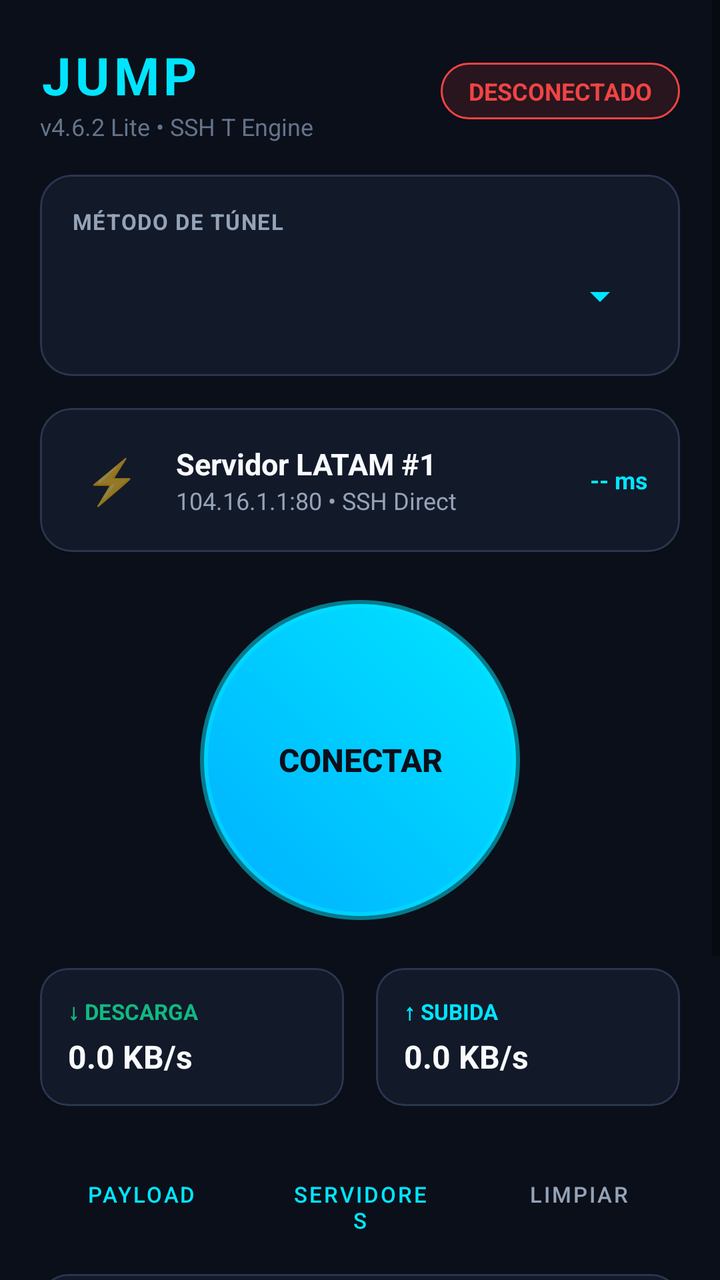
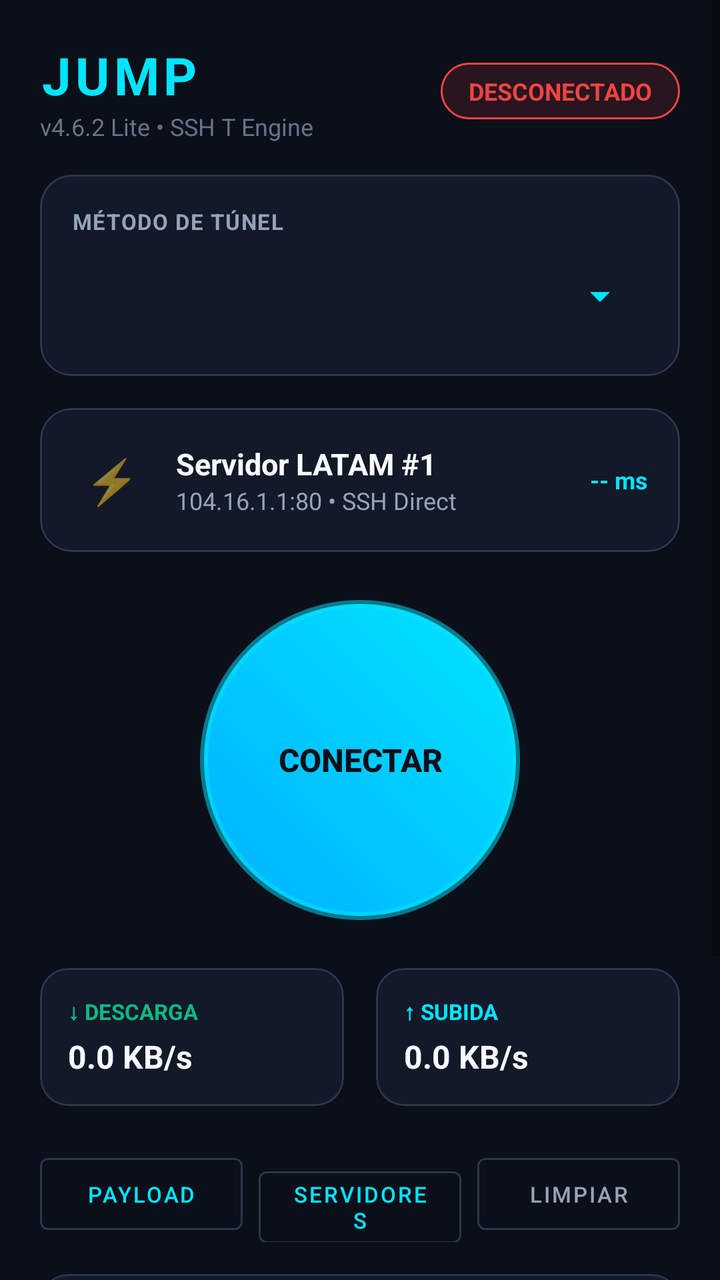

The first picture is an Android layout as it rendered before a commit; the second is the same layout after the commit. The layout source and the unified diff follow.
<!-- AndroidManifest.xml: activity theme Theme.Jump -->
<!-- res/layout/activity_main.xml -->
<FrameLayout xmlns:android="http://schemas.android.com/apk/res/android"
    xmlns:app="http://schemas.android.com/apk/res-auto"
    xmlns:tools="http://schemas.android.com/tools"
    android:layout_width="match_parent"
    android:layout_height="match_parent"
    android:background="@color/bg_main"
    tools:context=".ui.MainActivity">

    <ScrollView
        android:layout_width="match_parent"
        android:layout_height="match_parent"
        android:fillViewport="true">

        <LinearLayout
            android:layout_width="match_parent"
            android:layout_height="wrap_content"
            android:orientation="vertical"
            android:padding="20dp">

            
            <RelativeLayout
                android:layout_width="match_parent"
                android:layout_height="wrap_content"
                android:layout_marginBottom="16dp">

                <LinearLayout
                    android:layout_width="wrap_content"
                    android:layout_height="wrap_content"
                    android:orientation="vertical">

                    <TextView
                        android:layout_width="wrap_content"
                        android:layout_height="wrap_content"
                        android:text="JUMP"
                        android:textColor="@color/primary_electric"
                        android:textSize="26sp"
                        android:textStyle="bold"
                        android:letterSpacing="0.08" />

                    <TextView
                        android:layout_width="wrap_content"
                        android:layout_height="wrap_content"
                        android:text="v4.6.2 Lite • SSH T Engine"
                        android:textColor="@color/text_muted"
                        android:textSize="12sp" />
                </LinearLayout>

                
                <TextView
                    android:id="@+id/tvStatusBadge"
                    android:layout_width="wrap_content"
                    android:layout_height="wrap_content"
                    android:layout_alignParentEnd="true"
                    android:layout_centerVertical="true"
                    android:background="@drawable/badge_disconnected"
                    android:paddingHorizontal="14dp"
                    android:paddingVertical="6dp"
                    android:text="DESCONECTADO"
                    android:textColor="@color/status_red"
                    android:textSize="12sp"
                    android:textStyle="bold" />
            </RelativeLayout>

            
            <com.google.android.material.card.MaterialCardView
                android:layout_width="match_parent"
                android:layout_height="wrap_content"
                android:layout_marginBottom="16dp"
                app:cardBackgroundColor="@color/bg_card"
                app:cardCornerRadius="16dp"
                app:strokeColor="@color/border_glass"
                app:strokeWidth="1dp">

                <LinearLayout
                    android:layout_width="match_parent"
                    android:layout_height="wrap_content"
                    android:orientation="vertical"
                    android:padding="16dp">

                    <TextView
                        android:layout_width="wrap_content"
                        android:layout_height="wrap_content"
                        android:text="MÉTODO DE TÚNEL"
                        android:textColor="@color/text_secondary"
                        android:textSize="11sp"
                        android:textStyle="bold"
                        android:letterSpacing="0.05" />

                    <Spinner
                        android:id="@+id/spTunnelMode"
                        android:layout_width="match_parent"
                        android:layout_height="48dp"
                        android:layout_marginTop="6dp"
                        android:backgroundTint="@color/primary_electric"
                        android:spinnerMode="dropdown" />
                </LinearLayout>
            </com.google.android.material.card.MaterialCardView>

            
            <com.google.android.material.card.MaterialCardView
                android:id="@+id/cardServerSelect"
                android:layout_width="match_parent"
                android:layout_height="wrap_content"
                android:layout_marginBottom="24dp"
                android:clickable="true"
                android:focusable="true"
                app:cardBackgroundColor="@color/bg_card"
                app:cardCornerRadius="16dp"
                app:strokeColor="@color/border_glass"
                app:strokeWidth="1dp">

                <LinearLayout
                    android:layout_width="match_parent"
                    android:layout_height="wrap_content"
                    android:gravity="center_vertical"
                    android:orientation="horizontal"
                    android:padding="16dp">

                    <TextView
                        android:layout_width="40dp"
                        android:layout_height="40dp"
                        android:gravity="center"
                        android:text="⚡"
                        android:textSize="22sp" />

                    <LinearLayout
                        android:layout_width="0dp"
                        android:layout_height="wrap_content"
                        android:layout_weight="1"
                        android:orientation="vertical"
                        android:paddingStart="12dp"
                        android:paddingEnd="12dp">

                        <TextView
                            android:id="@+id/tvServerName"
                            android:layout_width="wrap_content"
                            android:layout_height="wrap_content"
                            android:text="Servidor LATAM #1"
                            android:textColor="@color/text_primary"
                            android:textSize="15sp"
                            android:textStyle="bold" />

                        <TextView
                            android:id="@+id/tvServerDetails"
                            android:layout_width="wrap_content"
                            android:layout_height="wrap_content"
                            android:text="104.16.1.1:80 • SSH Direct"
                            android:textColor="@color/text_secondary"
                            android:textSize="12sp" />
                    </LinearLayout>

                    <TextView
                        android:id="@+id/tvPing"
                        android:layout_width="wrap_content"
                        android:layout_height="wrap_content"
                        android:text="-- ms"
                        android:textColor="@color/primary_electric"
                        android:textSize="12sp"
                        android:textStyle="bold" />
                </LinearLayout>
            </com.google.android.material.card.MaterialCardView>

            
            <RelativeLayout
                android:layout_width="match_parent"
                android:layout_height="wrap_content"
                android:layout_marginBottom="24dp"
                android:gravity="center">

                <Button
                    android:id="@+id/btnConnect"
                    android:layout_width="160dp"
                    android:layout_height="160dp"
                    android:background="@drawable/btn_connect_glow"
                    android:text="CONECTAR"
                    android:textColor="@color/bg_main"
                    android:textSize="16sp"
                    android:textStyle="bold" />
            </RelativeLayout>

            
            <LinearLayout
                android:layout_width="match_parent"
                android:layout_height="wrap_content"
                android:layout_marginBottom="20dp"
                android:orientation="horizontal"
                android:weightSum="2">

                
                <com.google.android.material.card.MaterialCardView
                    android:layout_width="0dp"
                    android:layout_height="wrap_content"
                    android:layout_marginEnd="8dp"
                    android:layout_weight="1"
                    app:cardBackgroundColor="@color/bg_card"
                    app:cardCornerRadius="14dp"
                    app:strokeColor="@color/border_glass"
                    app:strokeWidth="1dp">

                    <LinearLayout
                        android:layout_width="match_parent"
                        android:layout_height="wrap_content"
                        android:orientation="vertical"
                        android:padding="14dp">

                        <TextView
                            android:layout_width="wrap_content"
                            android:layout_height="wrap_content"
                            android:text="↓ DESCARGA"
                            android:textColor="@color/status_green"
                            android:textSize="11sp"
                            android:textStyle="bold" />

                        <TextView
                            android:id="@+id/tvDownloadSpeed"
                            android:layout_width="wrap_content"
                            android:layout_height="wrap_content"
                            android:layout_marginTop="4dp"
                            android:text="0.0 KB/s"
                            android:textColor="@color/text_primary"
                            android:textSize="16sp"
                            android:textStyle="bold" />
                    </LinearLayout>
                </com.google.android.material.card.MaterialCardView>

                
                <com.google.android.material.card.MaterialCardView
                    android:layout_width="0dp"
                    android:layout_height="wrap_content"
                    android:layout_marginStart="8dp"
                    android:layout_weight="1"
                    app:cardBackgroundColor="@color/bg_card"
                    app:cardCornerRadius="14dp"
                    app:strokeColor="@color/border_glass"
                    app:strokeWidth="1dp">

                    <LinearLayout
                        android:layout_width="match_parent"
                        android:layout_height="wrap_content"
                        android:orientation="vertical"
                        android:padding="14dp">

                        <TextView
                            android:layout_width="wrap_content"
                            android:layout_height="wrap_content"
                            android:text="↑ SUBIDA"
                            android:textColor="@color/primary_electric"
                            android:textSize="11sp"
                            android:textStyle="bold" />

                        <TextView
                            android:id="@+id/tvUploadSpeed"
                            android:layout_width="wrap_content"
                            android:layout_height="wrap_content"
                            android:layout_marginTop="4dp"
                            android:text="0.0 KB/s"
                            android:textColor="@color/text_primary"
                            android:textSize="16sp"
                            android:textStyle="bold" />
                    </LinearLayout>
                </com.google.android.material.card.MaterialCardView>
            </LinearLayout>

            
            <LinearLayout
                android:layout_width="match_parent"
                android:layout_height="wrap_content"
                android:layout_marginBottom="16dp"
                android:orientation="horizontal"
                android:weightSum="3">

                <Button
                    android:id="@+id/btnOpenPayload"
                    style="@style/Widget.MaterialComponents.Button.OutlinedButton"
                    android:layout_width="0dp"
                    android:layout_height="wrap_content"
                    android:layout_marginEnd="4dp"
                    android:layout_weight="1"
                    android:text="Payload"
                    android:textColor="@color/primary_electric"
                    android:textSize="11sp"
                    app:strokeColor="@color/border_glass" />

                <Button
                    android:id="@+id/btnServers"
                    style="@style/Widget.MaterialComponents.Button.OutlinedButton"
                    android:layout_width="0dp"
                    android:layout_height="wrap_content"
                    android:layout_marginStart="4dp"
                    android:layout_marginEnd="4dp"
                    android:layout_weight="1"
                    android:text="Servidores"
                    android:textColor="@color/primary_electric"
                    android:textSize="11sp"
                    app:strokeColor="@color/border_glass" />

                <Button
                    android:id="@+id/btnClearLogs"
                    style="@style/Widget.MaterialComponents.Button.OutlinedButton"
                    android:layout_width="0dp"
                    android:layout_height="wrap_content"
                    android:layout_marginStart="4dp"
                    android:layout_weight="1"
                    android:text="Limpiar"
                    android:textColor="@color/text_secondary"
                    android:textSize="11sp"
                    app:strokeColor="@color/border_glass" />
            </LinearLayout>

            
            <com.google.android.material.card.MaterialCardView
                android:layout_width="match_parent"
                android:layout_height="200dp"
                app:cardBackgroundColor="@color/bg_card"
                app:cardCornerRadius="14dp"
                app:strokeColor="@color/border_glass"
                app:strokeWidth="1dp">

                <LinearLayout
                    android:layout_width="match_parent"
                    android:layout_height="match_parent"
                    android:orientation="vertical"
                    android:padding="12dp">

                    <TextView
                        android:layout_width="wrap_content"
                        android:layout_height="wrap_content"
                        android:text="REGISTRO DE RED (LOGS)"
                        android:textColor="@color/text_muted"
                        android:textSize="10sp"
                        android:textStyle="bold" />

                    <ScrollView
                        android:id="@+id/scrollLogs"
                        android:layout_width="match_parent"
                        android:layout_height="match_parent"
                        android:layout_marginTop="6dp">

                        <TextView
                            android:id="@+id/tvLogConsole"
                            android:layout_width="match_parent"
                            android:layout_height="wrap_content"
                            android:fontFamily="monospace"
                            android:text="[00:00:00] Jump VPN listo para conectar.\n"
                            android:textColor="@color/text_secondary"
                            android:textSize="11sp" />
                    </ScrollView>
                </LinearLayout>
            </com.google.android.material.card.MaterialCardView>

        </LinearLayout>
    </ScrollView>
</FrameLayout>
<!-- resources referenced by this layout -->
<resources>
  <color name="bg_card">#121929</color>
  <color name="bg_main">#0B0F19</color>
  <color name="border_glass">#2A364F</color>
  <color name="primary_electric">#00E5FF</color>
  <color name="status_green">#10B981</color>
  <color name="status_red">#EF4444</color>
  <color name="text_muted">#64748B</color>
  <color name="text_primary">#F8FAFC</color>
  <color name="text_secondary">#94A3B8</color>
  <!-- drawable badge_disconnected (drawable) -->
  <?xml version="1.0" encoding="utf-8"?>
  <shape xmlns:android="http://schemas.android.com/apk/res/android"
      android:shape="rectangle">
      <corners android:radius="20dp" />
      <solid android:color="#20EF4444" />
      <stroke
          android:width="1dp"
          android:color="#EF4444" />
  </shape>
  <!-- drawable btn_connect_glow (drawable) -->
  <?xml version="1.0" encoding="utf-8"?>
  <shape xmlns:android="http://schemas.android.com/apk/res/android"
      android:shape="oval">
      <gradient
          android:angle="45"
          android:endColor="#00E5FF"
          android:startColor="#00B0FF"
          android:type="linear" />
      <stroke
          android:width="4dp"
          android:color="#8000E5FF" />
  </shape>
  <style name="Theme.Jump" parent="Theme.MaterialComponents.DayNight.NoActionBar">
          <item name="colorPrimary">@color/primary_electric</item>
          <item name="colorPrimaryVariant">@color/primary_variant</item>
          <item name="colorOnPrimary">@color/black</item>
          <item name="colorSecondary">@color/accent_neon</item>
          <item name="android:statusBarColor">@color/bg_main</item>
          <item name="android:windowBackground">@color/bg_main</item>
      </style>
  <color name="primary_variant">#00B0FF</color>
  <color name="black">#000000</color>
  <color name="accent_neon">#7C3AED</color>
</resources>

<!-- the commit's change to res/layout/activity_main.xml (unified diff, before → after) -->
@@ -269,7 +269,7 @@
                 android:orientation="horizontal"
                 android:weightSum="3">
 
-                <Button
+                <com.google.android.material.button.MaterialButton
                     android:id="@+id/btnOpenPayload"
                     style="@style/Widget.MaterialComponents.Button.OutlinedButton"
                     android:layout_width="0dp"
@@ -281,7 +281,7 @@
                     android:textSize="11sp"
                     app:strokeColor="@color/border_glass" />
 
-                <Button
+                <com.google.android.material.button.MaterialButton
                     android:id="@+id/btnServers"
                     style="@style/Widget.MaterialComponents.Button.OutlinedButton"
                     android:layout_width="0dp"
@@ -294,7 +294,7 @@
                     android:textSize="11sp"
                     app:strokeColor="@color/border_glass" />
 
-                <Button
+                <com.google.android.material.button.MaterialButton
                     android:id="@+id/btnClearLogs"
                     style="@style/Widget.MaterialComponents.Button.OutlinedButton"
                     android:layout_width="0dp"
